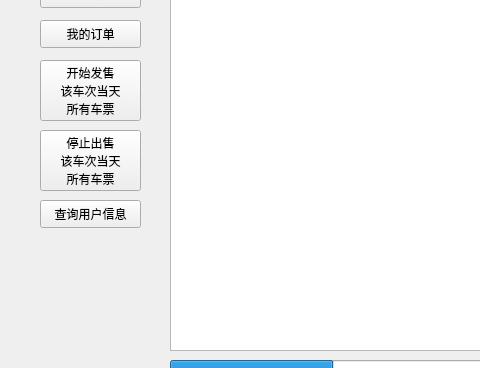
Above: Qt/TrainBoom/mainwindow.ui from zidaneandmessi/TrainBoom_FrontEnd before the change; both pictures show x 0 to 480 and y 140 to 508 of the 886 by 623 pixel window. Below: the same form after it.
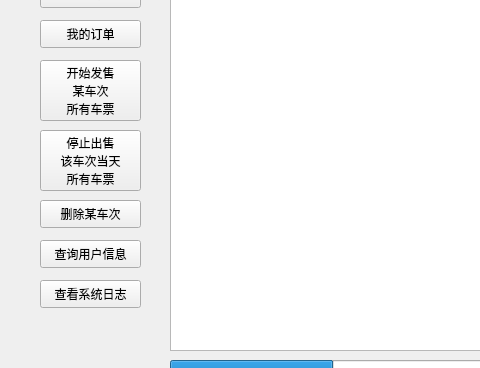
That is the form after the change.

The edit to the form file:
```diff
--- a/Qt/TrainBoom/mainwindow.ui
+++ b/Qt/TrainBoom/mainwindow.ui
@@ -129,7 +129,7 @@
     </property>
     <property name="text">
      <string>开始发售
-该车次当天
+某车次
 所有车票</string>
     </property>
    </widget>
@@ -178,7 +178,7 @@
     <property name="geometry">
      <rect>
       <x>40</x>
-      <y>300</y>
+      <y>340</y>
       <width>101</width>
       <height>28</height>
      </rect>
@@ -187,6 +187,32 @@
      <string>查询用户信息</string>
     </property>
    </widget>
+   <widget class="QPushButton" name="pushButton_3">
+    <property name="geometry">
+     <rect>
+      <x>40</x>
+      <y>300</y>
+      <width>101</width>
+      <height>28</height>
+     </rect>
+    </property>
+    <property name="text">
+     <string>删除某车次</string>
+    </property>
+   </widget>
+   <widget class="QPushButton" name="pushButton_4">
+    <property name="geometry">
+     <rect>
+      <x>40</x>
+      <y>380</y>
+      <width>101</width>
+      <height>28</height>
+     </rect>
+    </property>
+    <property name="text">
+     <string>查看系统日志</string>
+    </property>
+   </widget>
   </widget>
   <widget class="QMenuBar" name="menuBar">
    <property name="geometry">
```
